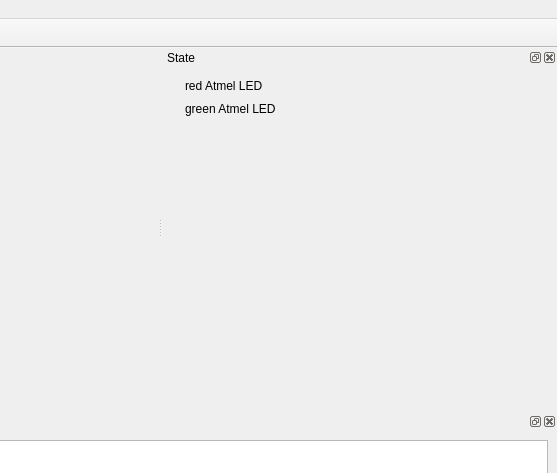
Qt form direcs-avrsim/src/mainWindow.ui (markusk/direcs) before a commit; both pictures show x 716 to 1273 and y 0 to 473 of the 1273 by 663 pixel window.
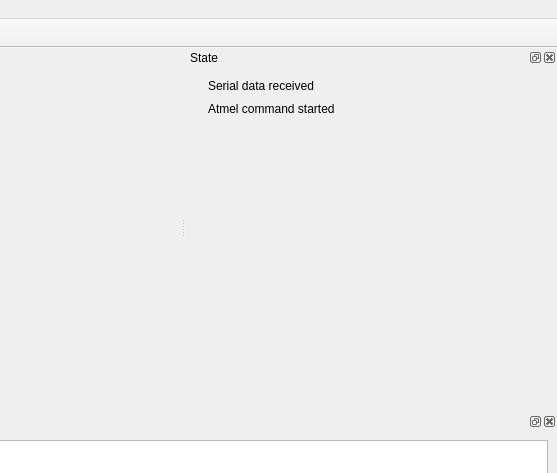
The same form after that commit. Icons and pictures are not drawn.

Commit message: Relais graphics added, splash screen updated.

```diff
--- a/direcs-avrsim/src/mainWindow.ui
+++ b/direcs-avrsim/src/mainWindow.ui
@@ -106,12 +106,6 @@
    <addaction name="actionExit"/>
   </widget>
   <widget class="QDockWidget" name="dockState">
-   <property name="minimumSize">
-    <size>
-     <width>394</width>
-     <height>328</height>
-    </size>
-   </property>
    <property name="windowTitle">
     <string>State</string>
    </property>
@@ -121,8 +115,6 @@
    <widget class="QWidget" name="dockWidgetContents_2">
     <layout class="QGridLayout" name="gridLayout_2">
      <item row="0" column="0">
-      <layout class="QVBoxLayout" name="verticalLayout_2">
-       <item>
         <layout class="QGridLayout" name="gridLayout">
          <item row="0" column="0">
           <widget class="QLabel" name="lblLEDRed">
@@ -140,7 +132,7 @@
             </size>
            </property>
            <property name="text">
-            <string>red Atmel LED</string>
+          <string>Serial data received</string>
            </property>
           </widget>
          </item>
@@ -160,7 +152,7 @@
             </size>
            </property>
            <property name="text">
-            <string>green Atmel LED</string>
+          <string>Atmel command started</string>
            </property>
           </widget>
          </item>
@@ -179,8 +171,48 @@
          </item>
         </layout>
        </item>
+     <item row="1" column="0">
+      <spacer name="verticalSpacer_3">
+       <property name="orientation">
+        <enum>Qt::Vertical</enum>
+       </property>
+       <property name="sizeHint" stdset="0">
+        <size>
+         <width>20</width>
+         <height>40</height>
+        </size>
+       </property>
+      </spacer>
+     </item>
+     <item row="2" column="0">
+      <layout class="QHBoxLayout" name="horizontalLayout">
        <item>
-        <spacer name="verticalSpacer">
+        <layout class="QVBoxLayout" name="verticalLayout_2">
+         <item>
+          <widget class="QLabel" name="lblRelais">
+           <property name="maximumSize">
+            <size>
+             <width>120</width>
+             <height>100</height>
+            </size>
+           </property>
+           <property name="text">
+            <string/>
+           </property>
+           <property name="pixmap">
+            <pixmap resource="../direcsAvrsim.qrc">:/images/images/relais_off.png</pixmap>
+           </property>
+           <property name="scaledContents">
+            <bool>true</bool>
+           </property>
+          </widget>
+         </item>
+        </layout>
+       </item>
+       <item>
+        <layout class="QVBoxLayout" name="verticalLayout_3">
+         <item>
+          <spacer name="verticalSpacer_2">
          <property name="orientation">
           <enum>Qt::Vertical</enum>
          </property>
@@ -200,7 +232,12 @@
          <property name="pixmap">
           <pixmap resource="../direcsAvrsim.qrc">:/images/images/strobo_off.png</pixmap>
          </property>
-        </widget>
+           <property name="scaledContents">
+            <bool>true</bool>
+           </property>
+          </widget>
+         </item>
+        </layout>
        </item>
       </layout>
      </item>
```
Lines whose indentation alone changed are shown as unchanged. The commit also changes 5 other files.
